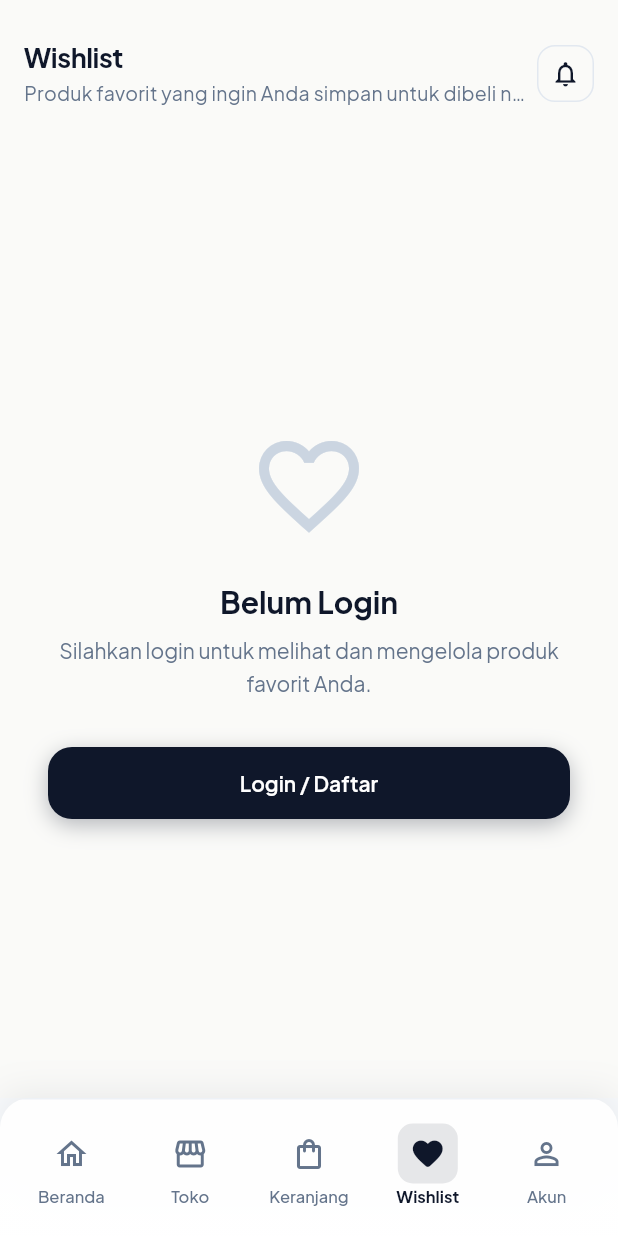
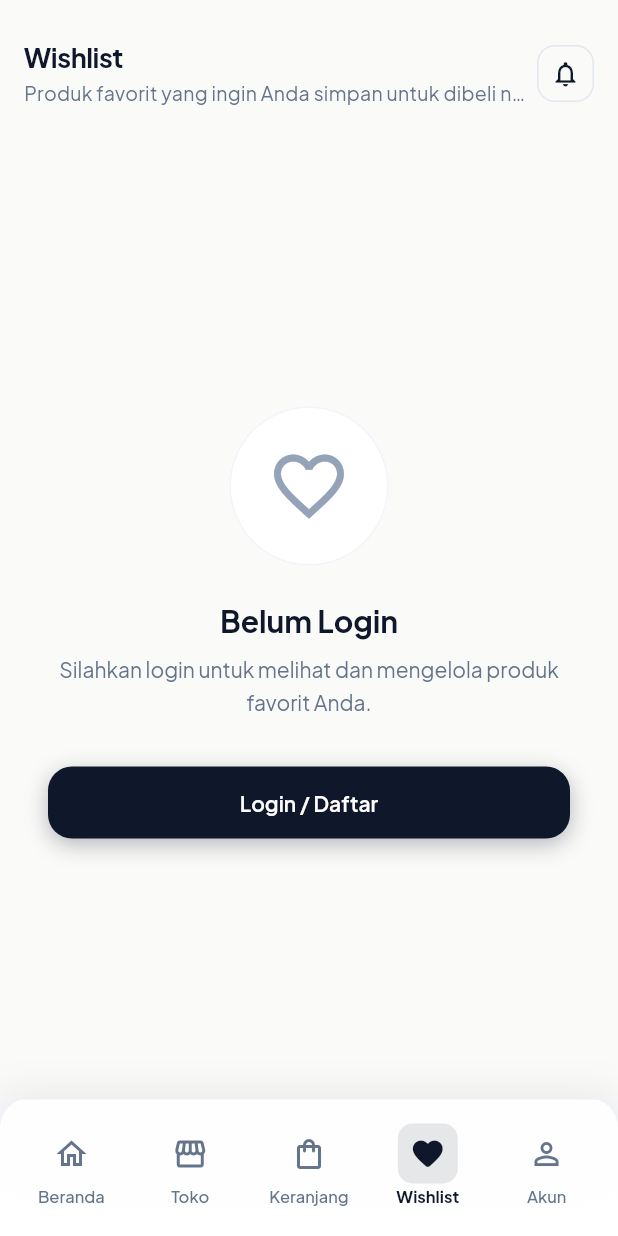
Before and after one commit to muris11/Mitologi-Clothing, a Flutter app: the WishlistScreen screen opened by its route, on a phone screen of 412 x 824 dp. Run offline on Flutter 3.47's test engine with Material 3 defaults, Android fonts, the phone set to English and light mode, and no system bars; our stand-ins replace cached_network_image, carousel_slider, flutter_html, flutter_secure_storage, go_router, google_fonts and 4 more; accounts and stored records are empty; network calls fail.

Commit message:
refactor: update wishlist screen with premium empty state styling

```diff
--- a/mobile/lib/screens/wishlist/wishlist_screen.dart
+++ b/mobile/lib/screens/wishlist/wishlist_screen.dart
@@ -156,10 +156,18 @@ class _WishlistScreenState extends State<WishlistScreen> {
           children: [
             BlurFade(
               delay: const Duration(milliseconds: 0),
-              child: const Icon(
-                Icons.favorite_border,
-                size: 80,
-                color: AppTheme.slate300,
+              child: Container(
+                padding: const EdgeInsets.all(24),
+                decoration: BoxDecoration(
+                  color: AppTheme.sectionBackground,
+                  shape: BoxShape.circle,
+                  border: Border.all(color: AppTheme.outlineLight, width: 1),
+                ),
+                child: Icon(
+                  Icons.favorite_border,
+                  size: 56,
+                  color: AppTheme.onSurfaceMuted,
+                ),
               ),
             ),
             const SizedBox(height: 24),
@@ -168,8 +176,8 @@ class _WishlistScreenState extends State<WishlistScreen> {
               child: Text(
                 'Belum Login',
                 style: Theme.of(context).textTheme.titleLarge?.copyWith(
-                  fontWeight: FontWeight.bold,
-                  color: AppTheme.primary,
+                  fontWeight: FontWeight.w700,
+                  color: AppTheme.onSurface,
                 ),
               ),
             ),
@@ -179,9 +187,9 @@ class _WishlistScreenState extends State<WishlistScreen> {
               child: Text(
                 'Silahkan login untuk melihat dan mengelola produk favorit Anda.',
                 textAlign: TextAlign.center,
-                style: Theme.of(
-                  context,
-                ).textTheme.bodyMedium?.copyWith(color: AppTheme.slate500),
+                style: Theme.of(context).textTheme.bodyMedium?.copyWith(
+                  color: AppTheme.onSurfaceVariant,
+                ),
               ),
             ),
             const SizedBox(height: 32),
```
